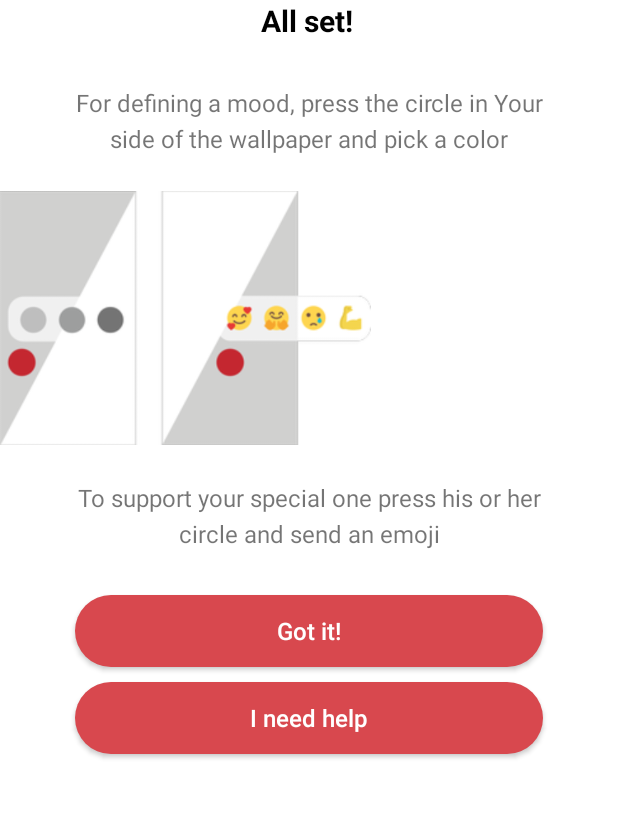
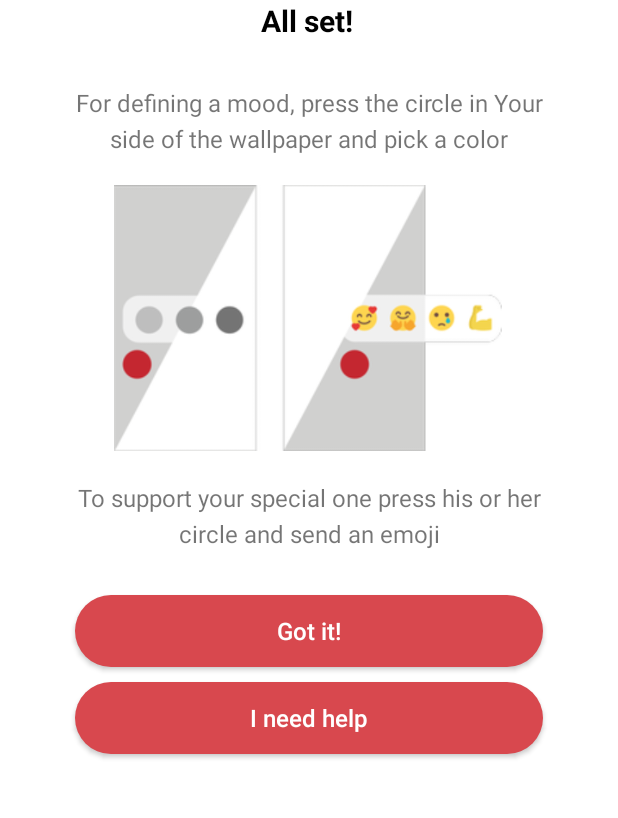
Before and after one commit to Lipegno/inTouchApp, an Android app: the AllSetActivity screen opened directly, with no data from a screen before it, on a phone screen of 412 x 824 dp, the part 257-1075 px from its top. Run offline under Robolectric (Android 15) with nearby library versions, the light colour scheme and no system bars; our stand-ins replace Firebase (no records; nobody signed in at launch, a user with empty details on screens opened directly).

Commit message:
Update All set layout

```diff
--- a/app/src/main/res/layout/activity_all_set.xml
+++ b/app/src/main/res/layout/activity_all_set.xml
@@ -105,11 +105,13 @@
 
     <ImageView
         android:id="@+id/imageView3"
-        android:layout_width="247dp"
+        android:layout_width="wrap_content"
         android:layout_height="177dp"
         android:layout_marginTop="20dp"
+        app:layout_constraintEnd_toEndOf="parent"
+        app:layout_constraintHorizontal_bias="0.495"
+        app:layout_constraintStart_toStartOf="parent"
         app:layout_constraintTop_toBottomOf="@+id/allSetText"
-        app:srcCompat="@drawable/all_set"
-        tools:layout_editor_absoluteX="82dp" />
+        app:srcCompat="@drawable/all_set" />
 
 </androidx.constraintlayout.widget.ConstraintLayout>
```
